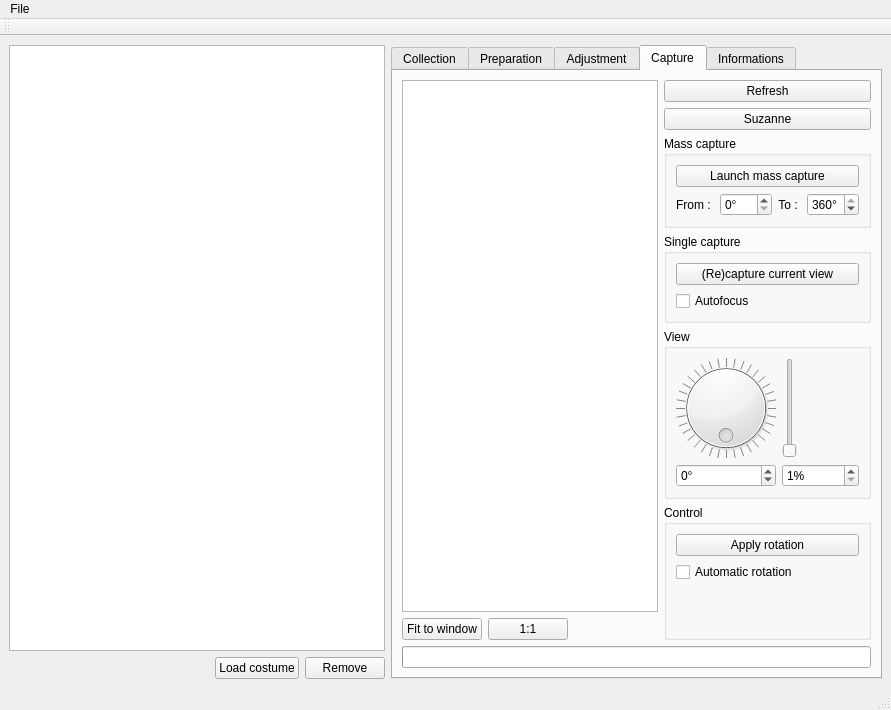
Before: the Qt Designer form pc/master/mainwindow.ui in plule/pfe-costumes, drawn with Qt 5.
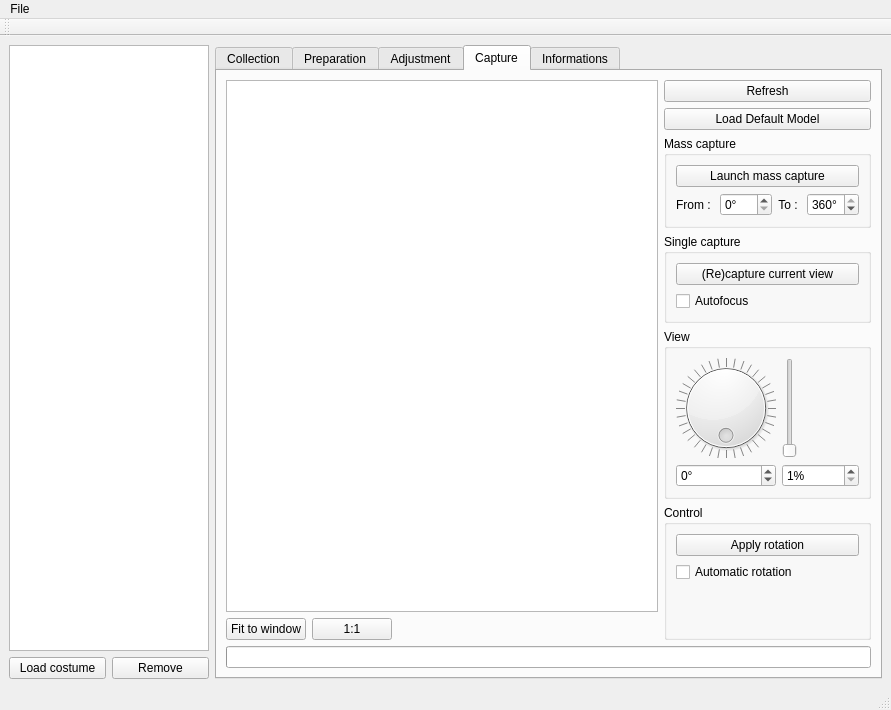
After: the same form once the commit is applied. The open tabs and pages were chosen to show the change. Custom widgets are drawn as their Qt base class.

Commit message: default model

Patch:
```diff
--- a/pc/master/mainwindow.ui
+++ b/pc/master/mainwindow.ui
@@ -23,11 +23,17 @@
       <item>
        <widget class="QTableView" name="collectionTable">
         <property name="sizePolicy">
-         <sizepolicy hsizetype="Minimum" vsizetype="Expanding">
+         <sizepolicy hsizetype="Preferred" vsizetype="Expanding">
           <horstretch>0</horstretch>
           <verstretch>0</verstretch>
          </sizepolicy>
         </property>
+        <property name="maximumSize">
+         <size>
+          <width>200</width>
+          <height>16777215</height>
+         </size>
+        </property>
         <property name="selectionMode">
          <enum>QAbstractItemView::SingleSelection</enum>
         </property>
@@ -38,19 +44,6 @@
       </item>
       <item>
        <layout class="QHBoxLayout" name="horizontalLayout_7">
-        <item>
-         <spacer name="horizontalSpacer_3">
-          <property name="orientation">
-           <enum>Qt::Horizontal</enum>
-          </property>
-          <property name="sizeHint" stdset="0">
-           <size>
-            <width>40</width>
-            <height>20</height>
-           </size>
-          </property>
-         </spacer>
-        </item>
         <item>
          <widget class="QPushButton" name="loadButton">
           <property name="text">
@@ -176,7 +169,7 @@
             <item>
              <widget class="QPushButton" name="suzanneButton">
               <property name="text">
-               <string>Suzanne</string>
+               <string>Load Default Model</string>
               </property>
              </widget>
             </item>
```
Left out of the diff: 2 changed lines with no effect on the pictures. The commit also changes 43 other files.
